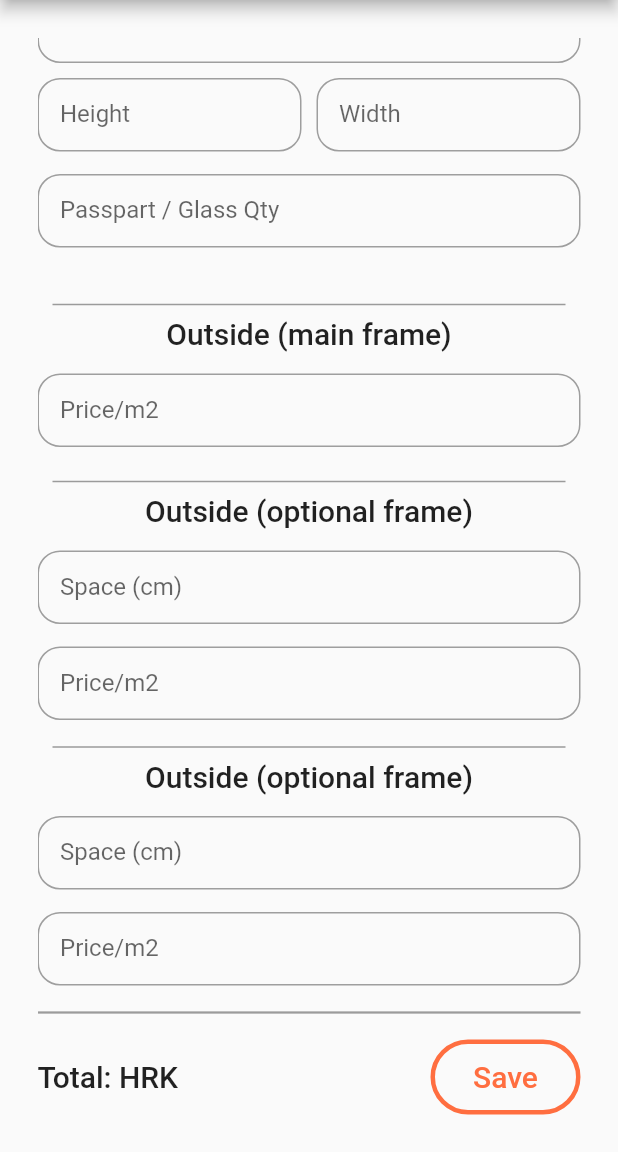
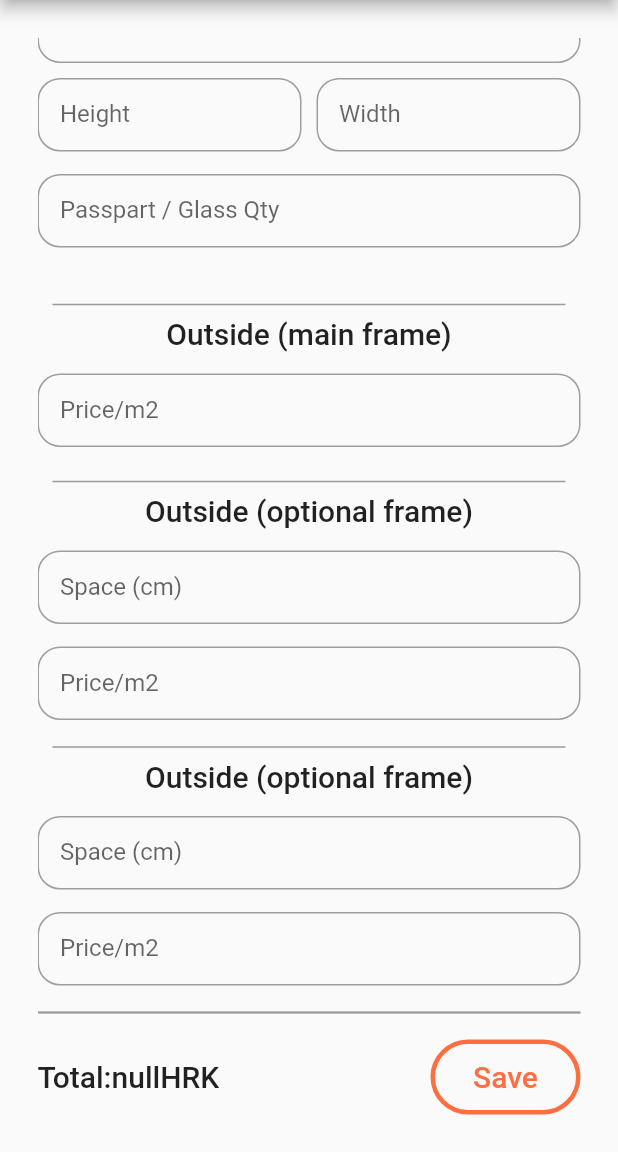
Before and after one commit to AIR-FOI-HR/AIR2011, a Flutter app: the AddOrderScreen screen opened by its route, scrolled down 37 dp, after a tap on "Save", on a phone screen of 412 x 824 dp, the part 84-1236 px from its top. Run offline on Flutter 3.47's test engine with Material 2 defaults, Android fonts, the phone set to English and light mode, and no system bars; our stand-ins replace cloud_firestore, firebase_auth, firebase_core, flutter_slidable; missing offline and left inert: footer; accounts and stored records are empty.

Commit message:
changes in add

```diff
--- a/lib/screens/add_order_screen.dart
+++ b/lib/screens/add_order_screen.dart
@@ -23,32 +23,17 @@ class _AddOrderScreenState extends State<AddOrderScreen> {
   final GlobalKey<FormState> _formKey = GlobalKey<FormState>();
 
   static String id = "";
-  // static DateTime orderDate;
-  // static bool finished = false;
-  // static AppUser _buyer;
-  // static AppUser _worker;
-  // static double _height;
-  // static double _width;
-  // static int _passpartoutGlass;
-  // static double _priceFrameOne;
-  // static double _priceFrameTwo;
-  // static double _spaceFrameTwo;
-  // static double _priceFrameThree;
-  // static double _spaceFrameThree;
-  // static double _total;
+
   Order _model = new Order();
-
   static bool necessaryFilled = false;
    void calculateSum() {
-    print("It is here");
     if (_formKey.currentState.validate()) {
-      print("It is valid");
       var surface = (_model.width / 100) * (_model.height / 100);
       print(_model.width);
       print(_model.height);
       var volume = 2 * (_model.width / 100) + 2 * (_model.height / 100);
 
-      _model.total = (volume * _model.passpartoutGlass * 90) + (surface * _model.priceFrameThree);
+      _model.total = (volume * _model.passpartoutGlass * 90) + (surface * _model.priceFrameOne);
 
       if ( _model.spaceFrameTwo != null &&
           _model.priceFrameTwo != null) {
@@ -333,7 +318,7 @@ class _AddOrderScreenState extends State<AddOrderScreen> {
                     children: [
                       //TODO implement calculator
                       Text(
-                        'Total: HRK',
+                        'Total:${_model.total}HRK',
                         style: Theme.of(context).textTheme.headline6,
                       ),
                       FlatButton(
```
Also changed, not shown: 1 other file.
